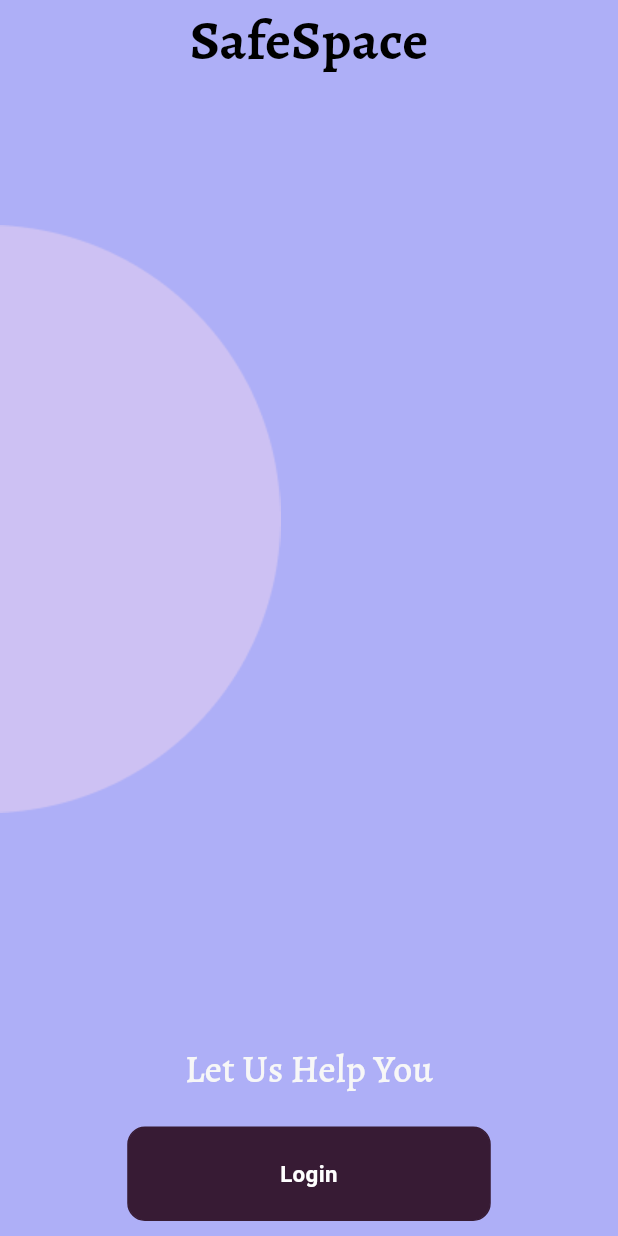
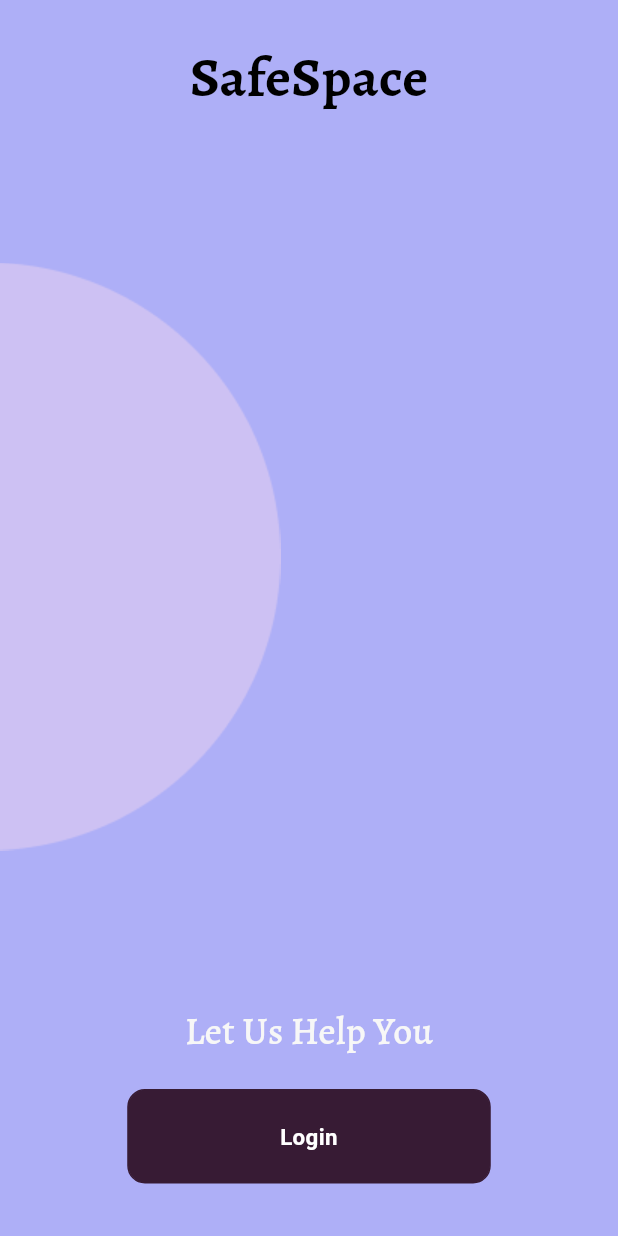
Before and after one commit to TaherSalah/safeSpace, a Flutter app: the screen it shows after launch, on a phone screen of 412 x 824 dp. Run offline on Flutter 3.47's test engine with Material 3 defaults, Android fonts, the phone set to English and light mode, and no system bars; our stand-ins replace audioplayers, dio, flutter_screenutil, flutter_tts, fluttertoast, font_awesome_flutter and 3 more; missing offline and left inert: chat_gpt_sdk, string_similarity; Roboto replaces fonts that are missing (Almarai).

Commit message:
add and finsh from ui

```diff
--- a/lib/core/Utilities/Theme/theme.dart
+++ /dev/null
@@ -1,143 +0,0 @@
-import 'package:flutter/material.dart';
-import 'package:flutter_screenutil/flutter_screenutil.dart';
-
-class ThemeClass {
-  static Color primaryColor = const Color(0xffaeaff7);
-  static Color btnColor = const Color(0xff371B34);
-  static Color accentColor = const Color(0xffE9C37);
-  static Color whiteColor = const Color(0xffFFFFFF);
-  static Color whiteDarkColor = const Color(0xffFAFBFA);
-  static Color blackColor = const Color(0xff2a2a2a);
-  static Color blackDarktColor = const Color(0xff191A1C);
-  static Color greyColor = const Color(0xff292D32);
-  static Color normalgreyColor = const Color(0xffB9B9B9);
-  static Color greyLightColor = const Color(0xffF9F9F9);
-  static Color greyLightColor2 = const Color(0xffe8e7e8);
-  static Color greyDarkColor = const Color(0xff364356);
-  static Color greyColorAccent = const Color(0xffFAFBFB);
-  static Color messageGreyColor = const Color(0xffefefef);
-  static Color blueColor = const Color(0xff22577A);
-  static Color blueDarkColor = const Color(0xff031a40);
-  static Color blueLightColor0 = const Color(0xff008ABF);
-  static Color blueLightColor = const Color(0xff85c8ea);
-  static Color blueLightColor2 = const Color(0xffc3dbf7);
-  static Color blueLightColor4 = const Color(0xff84c6df);
-  static Color blueLightColor5 = const Color(0xffb8deed);
-  static Color blueLightColor6 = const Color(0xff6cbbe5);
-  static Color blueLightColor7 = const Color(0xffb5ccf9);
-  static Color blueLightColor3 = const Color(0xffdfeaef);
-  static Color lightBlueColor = const Color(0xffDAEAF1);
-  static Color yellowColor = const Color(0xffF0C929);
-  static Color mustardColor = const Color(0xffFFCA28);
-  static Color orangeColor = const Color(0xffff5f00);
-  static Color brown = const Color(0xff886C4D);
-  static Color lightYellowColor = const Color(0xffF4E06D);
-  static Color hintColor = const Color(0xffF4E06D);
-  static Color textFieldBackgroundColor = const Color(0xFFEDF8EC);
-  static Color containerBackground = const Color(0xFFDDE9DC);
-  static Color containerWBackground = const Color(0xFFFAF7EF);
-  static Color backgroundAppBar = Colors.transparent;
-
-  static LinearGradient gradientBtn = LinearGradient(
-    colors: [
-      primaryColor,
-      const Color(0xff00B7A8),
-      const Color(0xff10FFEA),
-    ],
-    begin: Alignment.topCenter,
-    end: Alignment.bottomCenter,
-  );
-
-  static LinearGradient screenGradient = const LinearGradient(
-    colors: [
-      Color(0xff42DEBF),
-      // Color(0xff42DEBF),
-      Color(0xff6CA5C2),
-      Color(0xff4876B2),
-      Color(0xff315FAA),
-      // Color(0xffDaEcD8),
-    ],
-    // stops: [
-    //   0.0,
-    //   0.4,
-    //   0.55,
-    //   0.7,
-    //   0.9,
-    // ],
-    begin: AlignmentDirectional.topStart,
-    end: AlignmentDirectional.bottomEnd,
-  );
-// static Shader shaderCallback (bounds) {
-//   return  LinearGradient(
-//     colors:currentIndex == 1 ? [
-//       Color(0xff42DEBF),
-//       Color(0xff6CA5C2),
-//       Color(0xff4876B2),
-//       Color(0xff315FAA),
-//     ] :[
-//       ThemeClass.blackColor,
-//       ThemeClass.blackColor,
-//     ],
-//   ).createShader(bounds);
-// }
-  static List<BoxShadow> primaryBoxShadow = [
-    BoxShadow(
-      color: const Color.fromRGBO(197, 197, 197, 0.5),
-      spreadRadius: 5.r,
-      blurRadius: 8.r,
-      offset: const Offset(0, 2), // changes position of shadow
-    ),
-  ];
-  static List<BoxShadow> secondaryBoxShadow = [
-    BoxShadow(
-      color: const Color.fromRGBO(197, 197, 197, 0.5),
-      spreadRadius: 1.r,
-      blurRadius: 1.r,
-      offset: const Offset(0, 0), // changes position of shadow
-    ),
-  ];
-
-  static Gradient gradientColors = LinearGradient(
-    colors: <Color>[
-      Color(0xff42DEBF),
-      Color(0xff6CA5C2),
-      Color(0xff4876B2),
-      Color(0xff315FAA),
-    ],
-  );
-  static Shader gradientText = LinearGradient(
-    colors: <Color>[
-      Color(0xff42DEBF),
-      Color(0xff6CA5C2),
-      Color(0xff4876B2),
-      Color(0xff315FAA),
-    ],
-  ).createShader(Rect.fromLTWH(0.0, 0.0, 200.0, 70.0));
-
-  static TextStyle defaultTextStyle = TextStyle(
-      fontSize: 16.sp,
-      fontWeight: FontWeight.w500,
-      color: ThemeClass.blackColor);
-
-  static TextStyle getTextStyle(
-          {Color? color, FontWeight? fontWeight, double? fontSize}) =>
-      TextStyle(
-        fontSize: fontSize!,
-        fontWeight: fontWeight,
-        color: color,
-        fontFamily: 'Tajawal',
-      );
-
-  static BoxDecoration defaultDecoration = BoxDecoration(
-    color: Colors.white,
-    borderRadius: BorderRadius.circular(10.w),
-    boxShadow: ThemeClass.secondaryBoxShadow,
-  );
-  static BoxDecoration customDecoration = BoxDecoration(
-    color: Colors.white,
-    image: const DecorationImage(
-        image: AssetImage('assets/images/lists/AD Bar - 1.png'),
-        fit: BoxFit.cover),
-    borderRadius: BorderRadius.circular(10.w),
-  );
-}
--- a/lib/core/Utilities/k_color.dart
+++ b/lib/core/Utilities/k_color.dart
@@ -3,6 +3,7 @@ import 'package:flutter/material.dart';
 abstract class KColors {
   static Color KPrimary = const Color(0xffaeaff7);
   static Color KScondary = const Color(0xffF7F7F7);
+  static Color KBtn2 = const Color(0xffFCDDEC);
   static Color KBtn = const Color(0xff371B34);
   static Color darkerColor = const Color(0xff313131);
   static Color primaryColor = const Color(0xff178B74);
--- a/lib/core/Widgets/default_text_widget.dart
+++ b/lib/core/Widgets/default_text_widget.dart
@@ -1,5 +1,4 @@
 import 'package:flutter/material.dart';
-import 'package:safe_space_app/core/Utilities/Theme/theme.dart';
 
 class TextDefaultWidget extends StatelessWidget {
   const TextDefaultWidget({
@@ -38,7 +37,7 @@ class TextDefaultWidget extends StatelessWidget {
           height: height,
           fontSize: fontSize ?? 16,
           fontWeight: fontWeight ?? FontWeight.w500,
-          color: color ?? ThemeClass.whiteColor,
+          color: color ?? Colors.black,
           textBaseline: textBaseline,
           fontFamily: FontFamily ?? "RegularAr",
           foreground: gradientColors,
--- a/lib/core/Widgets/loading_screen.dart
+++ b/lib/core/Widgets/loading_screen.dart
@@ -1,5 +1,5 @@
 import 'package:flutter/material.dart';
-import 'package:safe_space_app/core/Utilities/Theme/theme.dart';
+import 'package:safe_space_app/core/Utilities/k_color.dart';
 
 class LoadingScreen extends StatelessWidget {
   final Widget child;
@@ -41,7 +41,7 @@ class LoadingScreen extends StatelessWidget {
                       CircularProgressIndicator(
                     color: withDropdown == true
                         ? Colors.transparent
-                        : ThemeClass.primaryColor,
+                        : KColors.KScondary,
                   ),
                 )
               : const SizedBox(),
--- a/lib/features/emergencyUser/widget/emergencyViewItemBuilder.dart
+++ b/lib/features/emergencyUser/widget/emergencyViewItemBuilder.dart
@@ -42,7 +42,7 @@ class EmergencyViewItemBuilder extends StatelessWidget {
               iconPath: "assets/images/Meetup Icon.png"),
           CardItemBuilderWidget(
               title: "Panic attack guidelines",
-              iconPath: "assets/images/Book open.png"),
+              iconPath: "assets/images/BookOpen.png"),
         ],
       ),
     );
--- a/lib/features/view/emergency/emergencyView.dart
+++ b/lib/features/view/emergency/emergencyView.dart
@@ -1,5 +1,6 @@
 import 'package:flutter/material.dart';
 import 'package:flutter_screenutil/flutter_screenutil.dart';
+import 'package:safe_space_app/features/view/contactUser/emergencyView.dart';
 import 'package:safe_space_app/features/view/home/widget/homeViewItemBuilder.dart';
 
 class EmergencyView extends StatelessWidget {
@@ -26,6 +27,10 @@ class EmergencyView extends StatelessWidget {
               ),
             ),
             CardItemBuilderWidget(
+              onTap: () {
+                Navigator.push(context, MaterialPageRoute(builder: (context) => ContactView(),));
+
+              },
                 title: "Contact with Taher Salah",
                 iconPath: "assets/images/Message circle.png"),
             CardItemBuilderWidget(
--- a/lib/features/view/onboarding/widget/onboardingItemBuilder.dart
+++ b/lib/features/view/onboarding/widget/onboardingItemBuilder.dart
@@ -15,9 +15,11 @@ class OnboardingItemBuilder extends StatelessWidget {
     return Column(
       spacing: 10,
       children: [
+        SizedBox(height: 15),
         Stack(
           clipBehavior: Clip.none,
           children: [
+
             Center(
               child: TextDefaultWidget(
                 title: "SafeSpace",
@@ -42,7 +44,9 @@ class OnboardingItemBuilder extends StatelessWidget {
           ],
         ),
         Spacer(),
-        Column(
+        Padding(
+          padding: const EdgeInsets.only(bottom: 10),
+          child: Column(
             children: [
               Center(
                 child: TextDefaultWidget(
@@ -55,8 +59,9 @@ class OnboardingItemBuilder extends StatelessWidget {
               ),
             ],
           ),
+        ),
         Container(
-          padding: EdgeInsets.symmetric(vertical: 10),
+          padding: EdgeInsets.only(bottom: 35),
           width: MediaQuery.sizeOf(context).width / 1.7,
           child: CustomButton(
             verticalPadding: 20,
--- a/lib/features/viewModel/chat_controllar.dart
+++ b/lib/features/viewModel/chat_controllar.dart
@@ -104,8 +104,8 @@ class ChatController extends ControllerMVC {
 
 class GPTService {
   final OpenAI _openAI = OpenAI.instance.build(
-    token:
-        "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", // ✅ Replace with your OpenAI API key
+    token:"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",
+        // "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", // ✅ Replace with your OpenAI API key
     baseOption: HttpSetup(receiveTimeout: const Duration(seconds: 10)),
     enableLog: true, // ✅ Enable logging for debugging
   );
```
Also changed, not shown: lib/features/view/contactUser/emergencyView.dart (added, +63 -0 lines), lib/features/view/home/widget/homeViewItemBuilder.dart (+7 -0 lines), lib/features/view/monitor/monitorHeartView.dart (added, +114 -0 lines), lib/features/view/settinges/SettingsView.dart (+27 -2 lines), assets/images/BookOpen.png (renamed from assets/images/Book open.png). Lines whose indentation alone changed are shown as unchanged.
